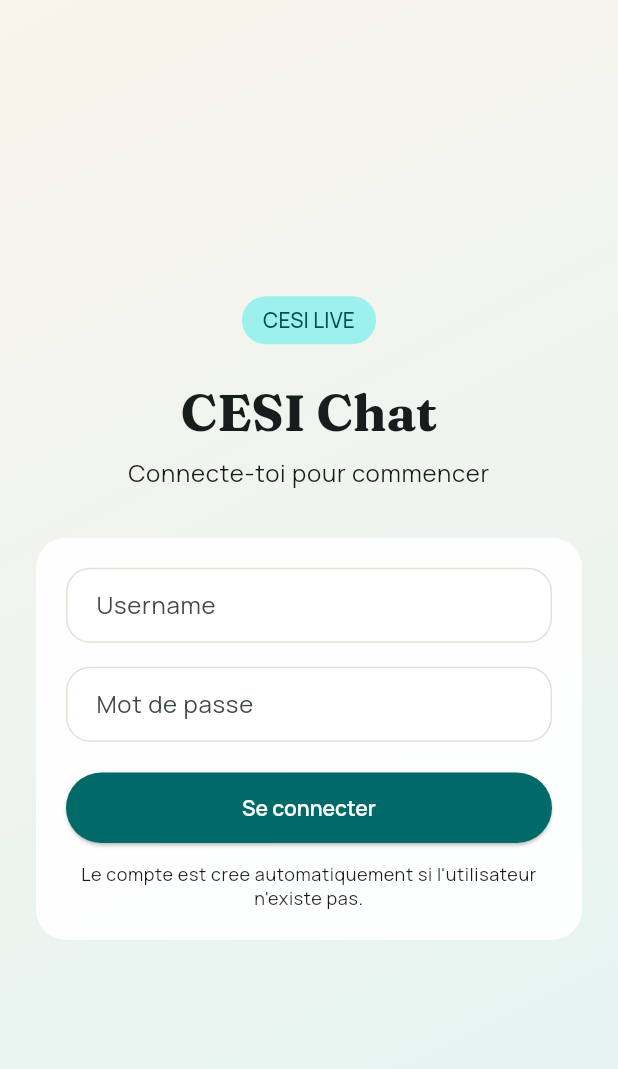
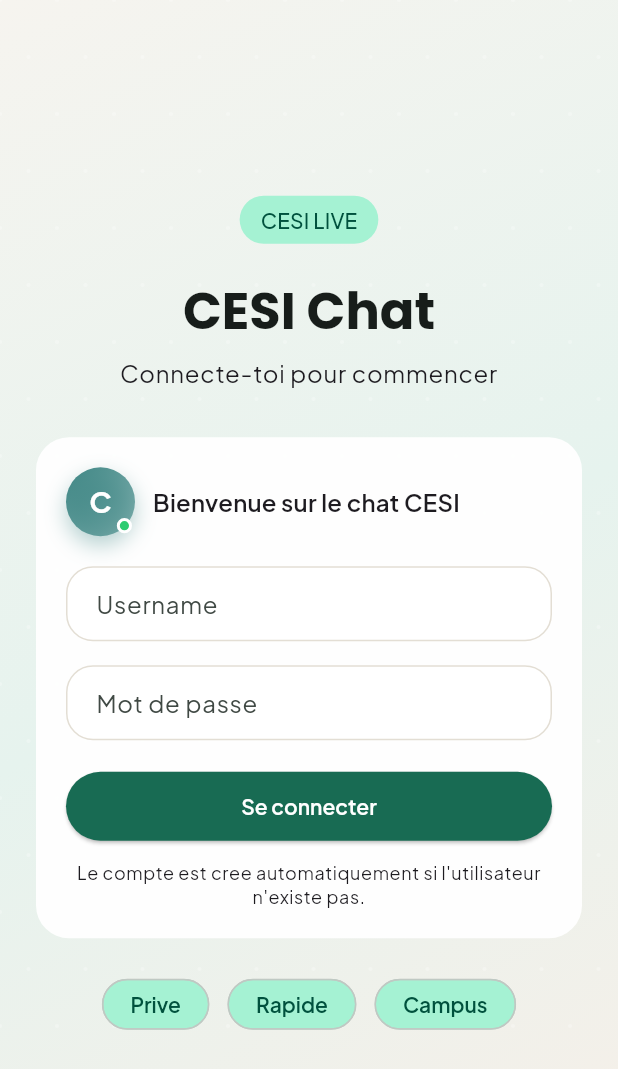
Before and after one commit to Leolesage/chat-app-cesi-mobile, a Flutter app: the screen it shows after launch, on a phone screen of 412 x 824 dp. Shown: the top 1069 px of the screen. Run offline on Flutter 3.47's test engine with Material 3 defaults, Android fonts, the phone set to English and light mode, and no system bars; our stand-ins replace google_fonts.

Commit message:
design whatsapp style

```diff
--- a/lib/app.dart
+++ b/lib/app.dart
@@ -8,31 +8,37 @@
 
   @override
   Widget build(BuildContext context) {
+    const brand = Color(0xFF0C8A6A);
+    const surface = Color(0xFFF6F4EF);
+    const surfaceAlt = Color(0xFFE7F3EF);
+    const outline = Color(0xFFE3DED4);
+
     final colorScheme = ColorScheme.fromSeed(
-      seedColor: const Color(0xFF0E7C7B),
+      seedColor: brand,
       brightness: Brightness.light,
-      surface: const Color(0xFFF7F4F0),
+      surface: surface,
+      surfaceVariant: surfaceAlt,
     );
 
-    final baseTextTheme = GoogleFonts.manropeTextTheme();
+    final baseTextTheme = GoogleFonts.plusJakartaSansTextTheme();
 
     return MaterialApp(
       title: 'CESI Chat',
       theme: ThemeData(
         colorScheme: colorScheme,
-        scaffoldBackgroundColor: const Color(0xFFF7F4F0),
+        scaffoldBackgroundColor: surface,
         textTheme: baseTextTheme.copyWith(
-          headlineLarge: GoogleFonts.fraunces(
+          headlineLarge: GoogleFonts.poppins(
             fontSize: 34,
             fontWeight: FontWeight.w700,
             color: colorScheme.onSurface,
           ),
-          headlineSmall: GoogleFonts.fraunces(
+          headlineSmall: GoogleFonts.poppins(
             fontSize: 22,
             fontWeight: FontWeight.w600,
             color: colorScheme.onSurface,
           ),
-          titleLarge: GoogleFonts.fraunces(
+          titleLarge: GoogleFonts.poppins(
             fontSize: 20,
             fontWeight: FontWeight.w600,
             color: colorScheme.onSurface,
@@ -40,46 +46,42 @@
           titleMedium: baseTextTheme.titleMedium?.copyWith(
             fontWeight: FontWeight.w600,
           ),
-          bodyLarge: baseTextTheme.bodyLarge?.copyWith(
-            height: 1.4,
-          ),
-          bodyMedium: baseTextTheme.bodyMedium?.copyWith(
-            height: 1.4,
-          ),
+          bodyLarge: baseTextTheme.bodyLarge?.copyWith(height: 1.4),
+          bodyMedium: baseTextTheme.bodyMedium?.copyWith(height: 1.4),
         ),
         appBarTheme: AppBarTheme(
           backgroundColor: Colors.transparent,
           elevation: 0,
           scrolledUnderElevation: 0,
           iconTheme: IconThemeData(color: colorScheme.onSurface),
-          titleTextStyle: GoogleFonts.fraunces(
+          titleTextStyle: GoogleFonts.poppins(
             fontSize: 20,
             fontWeight: FontWeight.w600,
             color: colorScheme.onSurface,
           ),
         ),
         cardTheme: CardThemeData(
-          color: Colors.white.withOpacity(0.92),
+          color: Colors.white.withOpacity(0.95),
           elevation: 0,
           margin: EdgeInsets.zero,
           shape: RoundedRectangleBorder(
-            borderRadius: BorderRadius.circular(20),
+            borderRadius: BorderRadius.circular(22),
           ),
         ),
         inputDecorationTheme: InputDecorationTheme(
           filled: true,
           fillColor: Colors.white,
           border: OutlineInputBorder(
-            borderRadius: BorderRadius.circular(16),
-            borderSide: const BorderSide(color: Color(0xFFE3E0D8)),
+            borderRadius: BorderRadius.circular(18),
+            borderSide: const BorderSide(color: outline),
           ),
           enabledBorder: OutlineInputBorder(
-            borderRadius: BorderRadius.circular(16),
-            borderSide: const BorderSide(color: Color(0xFFE3E0D8)),
+            borderRadius: BorderRadius.circular(18),
+            borderSide: const BorderSide(color: outline),
           ),
           focusedBorder: OutlineInputBorder(
-            borderRadius: BorderRadius.circular(16),
-            borderSide: BorderSide(color: colorScheme.primary, width: 1.4),
+            borderRadius: BorderRadius.circular(18),
+            borderSide: BorderSide(color: colorScheme.primary, width: 1.5),
           ),
           contentPadding: const EdgeInsets.symmetric(
             horizontal: 16,
@@ -105,6 +107,26 @@
             ),
           ),
         ),
+        chipTheme: ChipThemeData(
+          backgroundColor: colorScheme.primaryContainer,
+          labelStyle: baseTextTheme.labelMedium?.copyWith(
+            color: colorScheme.onPrimaryContainer,
+            fontWeight: FontWeight.w600,
+          ),
+          padding: const EdgeInsets.symmetric(horizontal: 8),
+          shape: RoundedRectangleBorder(
+            borderRadius: BorderRadius.circular(999),
+          ),
+        ),
+        listTileTheme: ListTileThemeData(
+          iconColor: colorScheme.primary,
+          textColor: colorScheme.onSurface,
+        ),
+        dividerTheme: const DividerThemeData(
+          color: outline,
+          thickness: 1,
+          space: 24,
+        ),
         snackBarTheme: SnackBarThemeData(
           backgroundColor: colorScheme.onSurface,
           contentTextStyle: baseTextTheme.bodyMedium?.copyWith(
@@ -115,11 +137,6 @@
             borderRadius: BorderRadius.circular(12),
           ),
         ),
-        dividerTheme: const DividerThemeData(
-          color: Color(0xFFE6E1D8),
-          thickness: 1,
-          space: 24,
-        ),
         useMaterial3: true,
       ),
       home: const LoginScreen(),
--- a/lib/screens/login_screen.dart
+++ b/lib/screens/login_screen.dart
@@ -3,6 +3,7 @@
 import '../models/user.dart';
 import '../services/api_client.dart';
 import '../widgets/app_background.dart';
+import '../widgets/user_avatar.dart';
 import 'users_screen.dart';
 
 class LoginScreen extends StatefulWidget {
@@ -135,6 +136,21 @@
                       padding: const EdgeInsets.all(20),
                       child: Column(
                         children: [
+                          Row(
+                            children: [
+                              const UserAvatar(label: 'C'),
+                              const SizedBox(width: 12),
+                              Expanded(
+                                child: Text(
+                                  'Bienvenue sur le chat CESI',
+                                  style: Theme.of(context)
+                                      .textTheme
+                                      .titleMedium,
+                                ),
+                              ),
+                            ],
+                          ),
+                          const SizedBox(height: 20),
                           TextField(
                             controller: _usernameController,
                             textInputAction: TextInputAction.next,
@@ -177,6 +193,35 @@
                       ),
                     ),
                   ),
+                  const SizedBox(height: 20),
+                  Row(
+                    mainAxisAlignment: MainAxisAlignment.center,
+                    children: [
+                      Chip(
+                        label: const Text('Prive'),
+                        padding: const EdgeInsets.symmetric(horizontal: 10),
+                        shape: RoundedRectangleBorder(
+                          borderRadius: BorderRadius.circular(999),
+                        ),
+                      ),
+                      const SizedBox(width: 12),
+                      Chip(
+                        label: const Text('Rapide'),
+                        padding: const EdgeInsets.symmetric(horizontal: 10),
+                        shape: RoundedRectangleBorder(
+                          borderRadius: BorderRadius.circular(999),
+                        ),
+                      ),
+                      const SizedBox(width: 12),
+                      Chip(
+                        label: const Text('Campus'),
+                        padding: const EdgeInsets.symmetric(horizontal: 10),
+                        shape: RoundedRectangleBorder(
+                          borderRadius: BorderRadius.circular(999),
+                        ),
+                      ),
+                    ],
+                  ),
                 ],
               ),
             ),
--- a/lib/widgets/app_background.dart
+++ b/lib/widgets/app_background.dart
@@ -13,12 +13,38 @@
           begin: Alignment.topLeft,
           end: Alignment.bottomRight,
           colors: [
-            Color(0xFFF9F4EC),
-            Color(0xFFE3F4F2),
+            Color(0xFFF6F4EF),
+            Color(0xFFE6F3EE),
+            Color(0xFFF7EFE8),
           ],
         ),
       ),
-      child: child,
+      child: CustomPaint(
+        painter: _DotPatternPainter(),
+        child: child,
+      ),
     );
   }
 }
+
+class _DotPatternPainter extends CustomPainter {
+  @override
+  void paint(Canvas canvas, Size size) {
+    final paint = Paint()
+      ..color = const Color(0xFFFFFFFF).withOpacity(0.25)
+      ..style = PaintingStyle.fill;
+
+    const spacing = 38.0;
+    const radius = 1.4;
+
+    for (double y = 0; y < size.height; y += spacing) {
+      final shift = (y / spacing).floor().isEven ? 0.0 : spacing / 2;
+      for (double x = 0; x < size.width; x += spacing) {
+        canvas.drawCircle(Offset(x + shift, y), radius, paint);
+      }
+    }
+  }
+
+  @override
+  bool shouldRepaint(covariant CustomPainter oldDelegate) => false;
+}
--- /dev/null
+++ b/lib/widgets/user_avatar.dart
@@ -0,0 +1,89 @@
+import 'package:flutter/material.dart';
+
+class UserAvatar extends StatelessWidget {
+  const UserAvatar({
+    super.key,
+    required this.label,
+    this.size = 46,
+    this.isOnline = true,
+  });
+
+  final String label;
+  final double size;
+  final bool isOnline;
+
+  Color _colorForLabel(String value) {
+    const palette = [
+      Color(0xFF0C8A6A),
+      Color(0xFF2B7A78),
+      Color(0xFF3A6D8C),
+      Color(0xFF7A4EAB),
+      Color(0xFFC46D4C),
+      Color(0xFFB84C65),
+    ];
+
+    final hash = value.codeUnits.fold<int>(0, (sum, unit) => sum + unit);
+    return palette[hash % palette.length];
+  }
+
+  @override
+  Widget build(BuildContext context) {
+    final initial = label.isEmpty ? '?' : label.substring(0, 1).toUpperCase();
+    final baseColor = _colorForLabel(label);
+
+    return Stack(
+      clipBehavior: Clip.none,
+      children: [
+        Container(
+          height: size,
+          width: size,
+          decoration: BoxDecoration(
+            shape: BoxShape.circle,
+            gradient: LinearGradient(
+              begin: Alignment.topLeft,
+              end: Alignment.bottomRight,
+              colors: [
+                baseColor.withOpacity(0.9),
+                baseColor.withOpacity(0.55),
+              ],
+            ),
+            boxShadow: [
+              BoxShadow(
+                color: baseColor.withOpacity(0.35),
+                blurRadius: 12,
+                offset: const Offset(0, 6),
+              ),
+            ],
+          ),
+          child: Center(
+            child: Text(
+              initial,
+              style: TextStyle(
+                color: Colors.white,
+                fontWeight: FontWeight.w700,
+                fontSize: size * 0.42,
+              ),
+            ),
+          ),
+        ),
+        if (isOnline)
+          Positioned(
+            right: 2,
+            bottom: 2,
+            child: Container(
+              height: size * 0.22,
+              width: size * 0.22,
+              decoration: BoxDecoration(
+                color: const Color(0xFF2ECC71),
+                shape: BoxShape.circle,
+                border: Border.all(
+                  color: Colors.white,
+                  width: 2,
+                ),
+              ),
+            ),
+          ),
+      ],
+    );
+  }
+}
```
Also changed, not shown: lib/screens/chat_screen.dart (+60 -8 lines), lib/screens/users_screen.dart (+59 -34 lines), lib/widgets/message_bubble.dart (+14 -1 lines).
